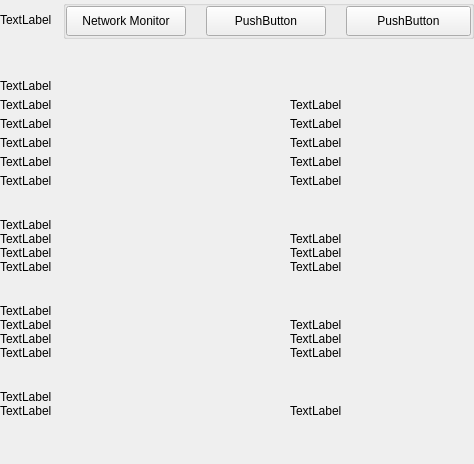
Old version of the form src/qt/gamefrag/settings/forms/settingsinformationwidget.ui in the repository Game-Frag/game-frag-coin.
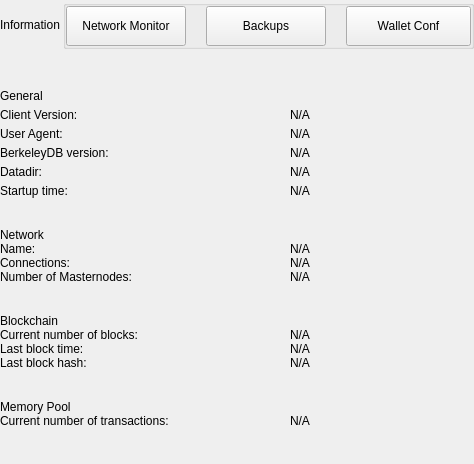
New version of the form.

What changed in the file:
```diff
--- a/src/qt/gamefrag/settings/forms/settingsinformationwidget.ui
+++ b/src/qt/gamefrag/settings/forms/settingsinformationwidget.ui
@@ -57,7 +57,7 @@
           <item>
            <widget class="QLabel" name="labelTitle">
             <property name="text">
-             <string>TextLabel</string>
+             <string>Information</string>
             </property>
            </widget>
           </item>
@@ -100,9 +100,18 @@
                <property name="minimumSize">
                 <size>
                  <width>120</width>
-                 <height>30</height>
+                 <height>40</height>
                 </size>
                </property>
+               <property name="maximumSize">
+                <size>
+                 <width>16777215</width>
+                 <height>40</height>
+                </size>
+               </property>
+               <property name="focusPolicy">
+                <enum>Qt::NoFocus</enum>
+               </property>
                <property name="text">
                 <string>Network Monitor</string>
                </property>
@@ -113,17 +122,17 @@
                <property name="minimumSize">
                 <size>
                  <width>120</width>
-                 <height>30</height>
+                 <height>40</height>
                 </size>
                </property>
                <property name="maximumSize">
                 <size>
                  <width>120</width>
-                 <height>30</height>
+                 <height>40</height>
                 </size>
                </property>
                <property name="text">
-                <string>PushButton</string>
+                <string>Backups</string>
                </property>
                <property name="checkable">
                 <bool>false</bool>
@@ -138,17 +147,17 @@
                <property name="minimumSize">
                 <size>
                  <width>125</width>
-                 <height>30</height>
+                 <height>40</height>
                 </size>
                </property>
                <property name="maximumSize">
                 <size>
                  <width>125</width>
-                 <height>30</height>
+                 <height>40</height>
                 </size>
                </property>
                <property name="text">
-                <string>PushButton</string>
+                <string>Wallet Conf</string>
                </property>
                <property name="checkable">
                 <bool>false</bool>
@@ -203,7 +212,7 @@
            <item>
             <widget class="QLabel" name="labelTitleGeneral">
              <property name="text">
-              <string>TextLabel</string>
+              <string>General</string>
              </property>
             </widget>
            </item>
@@ -227,7 +236,7 @@
                 </size>
                </property>
                <property name="text">
-                <string>TextLabel</string>
+                <string>Client Version:</string>
                </property>
               </widget>
              </item>
@@ -240,7 +249,7 @@
                 <set>Qt::LinksAccessibleByMouse|Qt::TextSelectableByKeyboard|Qt::TextSelectableByMouse</set>
                </property>
                <property name="text">
-                <string>TextLabel</string>
+                <string notr="true">N/A</string>
                </property>
               </widget>
              </item>
@@ -266,7 +275,7 @@
                 </size>
                </property>
                <property name="text">
-                <string>TextLabel</string>
+                <string>User Agent:</string>
                </property>
               </widget>
              </item>
@@ -279,7 +288,7 @@
                 <set>Qt::LinksAccessibleByMouse|Qt::TextSelectableByKeyboard|Qt::TextSelectableByMouse</set>
                </property>
                <property name="text">
-                <string>TextLabel</string>
+                <string notr="true">N/A</string>
                </property>
               </widget>
              </item>
@@ -305,7 +314,7 @@
                 </size>
                </property>
                <property name="text">
-                <string>TextLabel</string>
+                <string>BerkeleyDB version:</string>
                </property>
               </widget>
              </item>
@@ -318,7 +327,7 @@
                 <set>Qt::LinksAccessibleByMouse|Qt::TextSelectableByKeyboard|Qt::TextSelectableByMouse</set>
                </property>
                <property name="text">
-                <string>TextLabel</string>
+                <string notr="true">N/A</string>
                </property>
               </widget>
              </item>
@@ -344,7 +353,7 @@
                 </size>
                </property>
                <property name="text">
-                <string>TextLabel</string>
+                <string>Datadir:</string>
                </property>
               </widget>
              </item>
@@ -357,7 +366,7 @@
                 <set>Qt::LinksAccessibleByMouse|Qt::TextSelectableByKeyboard|Qt::TextSelectableByMouse</set>
                </property>
                <property name="text">
-                <string>TextLabel</string>
+                <string notr="true">N/A</string>
                </property>
                <property name="wordWrap">
                 <bool>true</bool>
@@ -386,7 +395,7 @@
                 </size>
                </property>
                <property name="text">
-                <string>TextLabel</string>
+                <string>Startup time:</string>
                </property>
               </widget>
              </item>
@@ -399,7 +408,7 @@
                 <set>Qt::LinksAccessibleByMouse|Qt::TextSelectableByKeyboard|Qt::TextSelectableByMouse</set>
                </property>
                <property name="text">
-                <string>TextLabel</string>
+                <string notr="true">N/A</string>
                </property>
               </widget>
              </item>
@@ -427,7 +436,7 @@
         <item>
          <widget class="QLabel" name="labelTitleNetwork">
           <property name="text">
-           <string>TextLabel</string>
+           <string>Network</string>
           </property>
          </widget>
         </item>
@@ -451,7 +460,7 @@
              </size>
             </property>
             <property name="text">
-             <string>TextLabel</string>
+             <string>Name:</string>
             </property>
            </widget>
           </item>
@@ -464,7 +473,7 @@
              <set>Qt::LinksAccessibleByMouse|Qt::TextSelectableByKeyboard|Qt::TextSelectableByMouse</set>
             </property>
             <property name="text">
-             <string>TextLabel</string>
+             <string notr="true">N/A</string>
             </property>
            </widget>
           </item>
@@ -490,7 +499,7 @@
              </size>
             </property>
             <property name="text">
-             <string>TextLabel</string>
+             <string>Connections:</string>
             </property>
            </widget>
           </item>
@@ -503,7 +512,7 @@
              <set>Qt::LinksAccessibleByMouse|Qt::TextSelectableByKeyboard|Qt::TextSelectableByMouse</set>
             </property>
             <property name="text">
-             <string>TextLabel</string>
+             <string notr="true">N/A</string>
             </property>
            </widget>
           </item>
@@ -542,7 +551,7 @@
               </size>
              </property>
              <property name="text">
-              <string>TextLabel</string>
+              <string>Number of Masternodes:</string>
              </property>
             </widget>
            </item>
@@ -555,7 +564,7 @@
               <set>Qt::LinksAccessibleByMouse|Qt::TextSelectableByKeyboard|Qt::TextSelectableByMouse</set>
              </property>
              <property name="text">
-              <string>TextLabel</string>
+              <string notr="true">N/A</string>
              </property>
             </widget>
            </item>
@@ -581,7 +590,7 @@
         <item>
          <widget class="QLabel" name="labelTitleBlockchain">
           <property name="text">
-           <string>TextLabel</string>
+           <string>Blockchain</string>
           </property>
          </widget>
         </item>
@@ -605,7 +614,7 @@
              </size>
             </property>
             <property name="text">
-             <string>TextLabel</string>
+             <string>Current number of blocks:</string>
             </property>
            </widget>
           </item>
@@ -618,7 +627,7 @@
              <set>Qt::LinksAccessibleByMouse|Qt::TextSelectableByKeyboard|Qt::TextSelectableByMouse</set>
             </property>
             <property name="text">
-             <string>TextLabel</string>
+             <string notr="true">N/A</string>
             </property>
            </widget>
           </item>
@@ -644,7 +653,7 @@
              </size>
             </property>
             <property name="text">
-             <string>TextLabel</string>
+             <string>Last block time:</string>
             </property>
            </widget>
           </item>
@@ -657,7 +666,7 @@
              <set>Qt::LinksAccessibleByMouse|Qt::TextSelectableByKeyboard|Qt::TextSelectableByMouse</set>
             </property>
             <property name="text">
-             <string>TextLabel</string>
+             <string notr="true">N/A</string>
             </property>
            </widget>
           </item>
@@ -696,7 +705,7 @@
               </size>
              </property>
              <property name="text">
-              <string>TextLabel</string>
+              <string>Last block hash:</string>
              </property>
             </widget>
            </item>
@@ -709,7 +718,7 @@
               <set>Qt::LinksAccessibleByMouse|Qt::TextSelectableByKeyboard|Qt::TextSelectableByMouse</set>
              </property>
              <property name="text">
-              <string>TextLabel</string>
+              <string notr="true">N/A</string>
              </property>
             </widget>
            </item>
@@ -735,7 +744,7 @@
         <item>
          <widget class="QLabel" name="labelTitleMemory">
           <property name="text">
-           <string>TextLabel</string>
+           <string>Memory Pool</string>
           </property>
          </widget>
         </item>
@@ -759,14 +768,14 @@
              </size>
             </property>
             <property name="text">
-             <string>TextLabel</string>
+             <string>Current number of transactions:</string>
             </property>
            </widget>
           </item>
           <item>
            <widget class="QLabel" name="labelInfoNumberTransactions">
             <property name="text">
-             <string>TextLabel</string>
+             <string notr="true">N/A</string>
             </property>
            </widget>
           </item>
```
Left out of the diff: 6 changed lines with no effect on the pictures. Lines whose indentation alone changed are shown as unchanged.
